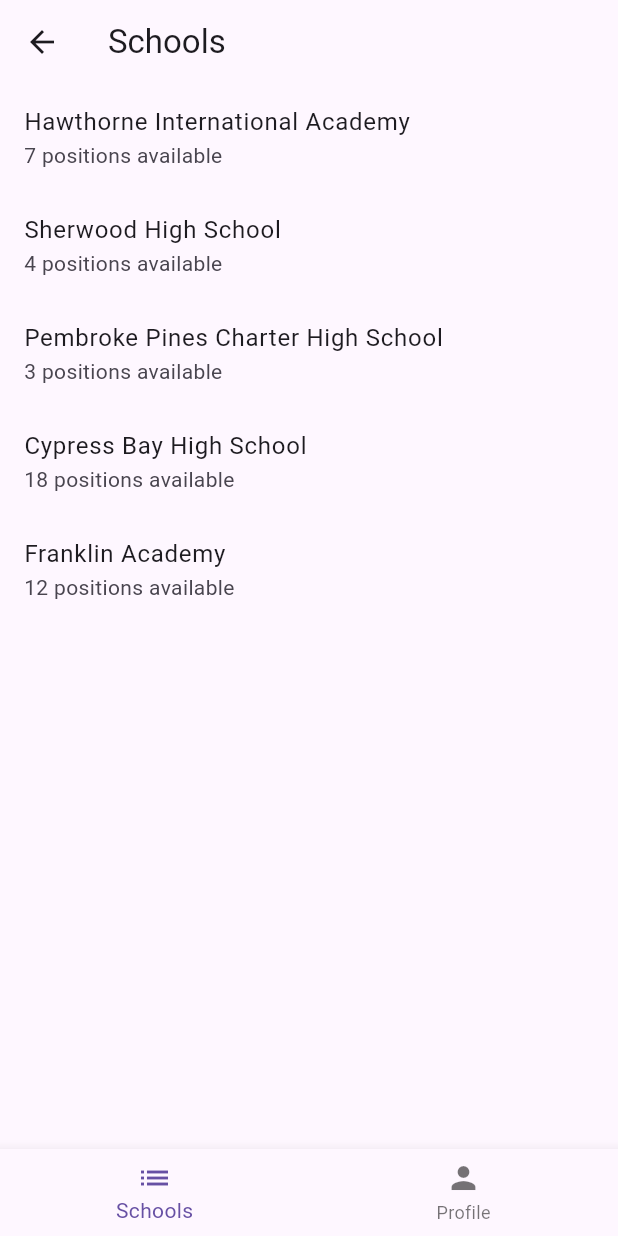
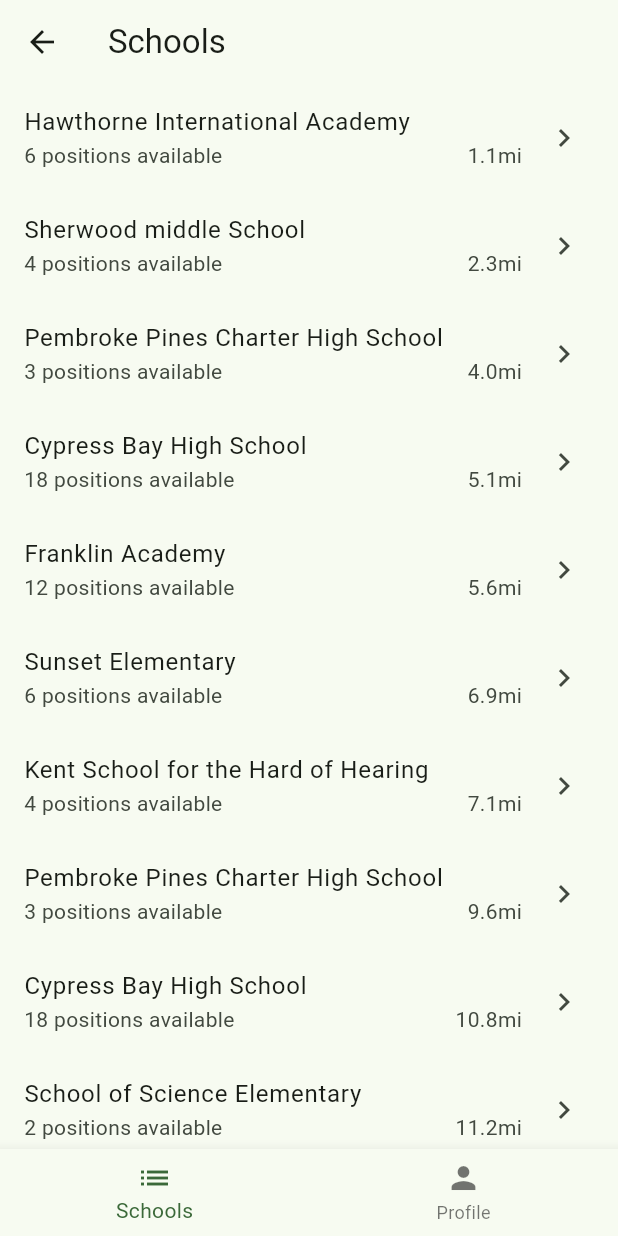
Before and after one commit to jyarala01/sub_app, a Flutter app: the SchoolListView screen opened by its route, on a phone screen of 412 x 824 dp. Run offline on Flutter 3.47's test engine with Material 3 defaults, Android fonts, the phone set to English and light mode, and no system bars.

Commit message:
Improved UI. Added color. Fixed overflow error. Removed landspace view.

```diff
--- a/lib/main.dart
+++ b/lib/main.dart
@@ -1,11 +1,12 @@
 import 'package:flutter/material.dart';
 
+// main flutter function
 void main() {
   runApp(SubTeacherApp());
 }
 
 Map<String, WidgetBuilder> appRoutes = {
-  '/': (context) =>SignUpView(),
+  '/': (context) => SignUpView(),
   '''
 /more_info''': (context) => MoreInfoView(),
   '/thank_you': (context) => ThankYouView(),
@@ -14,13 +15,12 @@ Map<String, WidgetBuilder> appRoutes = {
   '/profile': (context) => ProfileView(),
 };
 
-
 class SubTeacherApp extends StatelessWidget {
   @override
   Widget build(BuildContext context) {
     return MaterialApp(
       debugShowCheckedModeBanner: false,
-      theme: ThemeData(primarySwatch: Colors.green),
+      theme: ThemeData(colorScheme: ColorScheme.fromSeed(seedColor: Colors.green)),
       initialRoute: '/',
       routes: appRoutes,
     );
@@ -31,27 +31,34 @@ class SignUpView extends StatelessWidget {
   @override
   Widget build(BuildContext context) {
     return Scaffold(
+      resizeToAvoidBottomInset: false,
       appBar: AppBar(title: Text('Create Account')),
       body: Padding(
         padding: const EdgeInsets.all(16.0),
         child: Column(
           crossAxisAlignment: CrossAxisAlignment.stretch,
           children: [
-            TextField(decoration: InputDecoration(labelText: 'Full Name!')),
-            TextField(decoration: InputDecoration(labelText: 'Date of Birth')),
-            TextField(decoration: InputDecoration(labelText: 'Email Address')),
+            TextField(decoration: InputDecoration(labelText: 'Full Name', border: OutlineInputBorder())),
+            SizedBox(height: 4.0),
+            TextField(decoration: InputDecoration(labelText: 'Date of Birth', border: OutlineInputBorder())),
+            SizedBox(height: 4.0),
+            TextField(decoration: InputDecoration(labelText: 'Email Address', border: OutlineInputBorder())),
+            SizedBox(height: 4.0),
             TextField(
-              decoration: InputDecoration(labelText: 'Password'),
+              decoration: InputDecoration(labelText: 'Password', border: OutlineInputBorder()),
               obscureText: true,
             ),
+            SizedBox(height: 4.0),
             TextField(
-              decoration: InputDecoration(labelText: 'Confirm Password'),
+              decoration: InputDecoration(labelText: 'Confirm Password', border: OutlineInputBorder()),
               obscureText: true,
             ),
             SizedBox(height: 20),
-            ElevatedButton(
+            FilledButton.icon(
               onPressed: () => Navigator.pushNamed(context, '/more_info'),
-              child: Text('Create Account'),
+              label: Text('Create Account'),
+              // icons for filled buttons filledbutton.icon or .tonal (less emphasized)
+              icon: Icon(Icons.person),
             ),
             TextButton(
               onPressed: () => Navigator.pushNamed(context, '/login'),
@@ -68,6 +75,7 @@ class MoreInfoView extends StatelessWidget {
   @override
   Widget build(BuildContext context) {
     return Scaffold(
+      resizeToAvoidBottomInset: false,
       appBar: AppBar(title: Text('Additional Information')),
       body: Padding(
         padding: const EdgeInsets.all(16.0),
@@ -79,11 +87,11 @@ class MoreInfoView extends StatelessWidget {
               textAlign: TextAlign.center,
             ),
             SizedBox(height: 20),
-            ElevatedButton(onPressed: () {}, child: Text('Upload Highschool Certificate')),
-            ElevatedButton(onPressed: () {}, child: Text('Upload Background Check')),
-            ElevatedButton(onPressed: () {}, child: Text('Upload Drivers License')),
+            FilledButton(onPressed: () {}, child: Text('Upload Highschool Certificate')),
+            FilledButton(onPressed: () {}, child: Text('Upload Background Check')),
+            FilledButton(onPressed: () {}, child: Text('Upload Drivers License')),
             SizedBox(height: 20),
-            ElevatedButton(
+            FilledButton(
               onPressed: () => Navigator.pushNamed(context, '/thank_you'),
               child: Text('Submit Documents'),
             ),
@@ -135,7 +143,7 @@ class LoginView extends StatelessWidget {
               obscureText: true,
             ),
             SizedBox(height: 20),
-            ElevatedButton(
+            FilledButton(
               onPressed: () => Navigator.pushNamed(context, '/school_list'),
               child: Text('Log In'),
             ),
@@ -154,19 +162,52 @@ class LoginView extends StatelessWidget {
   }
 }
 
+final schools = [
+  School(title: 'Hawthorne International Academy', subtitle: '6 positions available', distance: "1.1mi"),
+  School(title: 'Sherwood middle School', subtitle: '4 positions available', distance: "2.3mi"),
+  School(title: 'Pembroke Pines Charter High School', subtitle: '3 positions available', distance: "4.0mi"),
+  School(title: 'Cypress Bay High School', subtitle: '18 positions available', distance: "5.1mi"),
+  School(title: 'Franklin Academy', subtitle: '12 positions available', distance: "5.6mi"),
+  School(title: 'Sunset Elementary', subtitle: '6 positions available', distance: "6.9mi"),
+  School(title: 'Kent School for the Hard of Hearing', subtitle: '4 positions available', distance: "7.1mi"),
+  School(title: 'Pembroke Pines Charter High School', subtitle: '3 positions available', distance: "9.6mi"),
+  School(title: 'Cypress Bay High School', subtitle: '18 positions available', distance: "10.8mi"),
+  School(title: 'School of Science Elementary', subtitle: '2 positions available', distance: "11.2mi"),
+  School(title: 'American Heritage High School', subtitle: '1 position available', distance: "11.7mi"),
+  School(title: 'Summit Academy', subtitle: '5 position available', distance: "13.5mi")
+];
+
 class SchoolListView extends StatelessWidget {
   @override
   Widget build(BuildContext context) {
     return Scaffold(
       appBar: AppBar(title: Text('Schools')),
-      body: ListView(
-        children: [
-          ListTile(title: Text('Hawthorne International Academy'), subtitle: Text('7 positions available')),
-          ListTile(title: Text('Sherwood High School'), subtitle: Text('4 positions available')),
-          ListTile(title: Text('Pembroke Pines Charter High School'), subtitle: Text('3 positions available')),
-          ListTile(title: Text('Cypress Bay High School'), subtitle: Text('18 positions available')),
-          ListTile(title: Text('Franklin Academy'), subtitle: Text('12 positions available')),
-        ],
+      body: ListView.builder(
+        itemCount: schools.length,
+        itemBuilder: (context, index) {
+          final school = schools[index];
+          return ListTile(
+            title: Text(school.title),
+            subtitle: Row(
+              children: [
+                Text(school.subtitle),
+                Spacer(),
+                Text(school.distance),
+              ],
+            ),
+            trailing: Icon(Icons.chevron_right),
+            onTap: () {
+              Navigator.push(
+                context,
+                MaterialPageRoute(
+                  builder: (context) => SchoolPage(
+                    school: school,
+                  ),
+                ),
+              );
+            },
+          );
+        },
       ),
       bottomNavigationBar: BottomNavigationBar(
         items: [
@@ -206,3 +247,34 @@ class ProfileView extends StatelessWidget {
     );
   }
 }
+
+class School {
+  final String title;
+  final String subtitle;
+  final String distance;
+
+  School({
+    required this.title,
+    required this.subtitle,
+    required this.distance,
+  });
+}
+
+class SchoolPage extends StatelessWidget {
+  final School school;
+
+  const SchoolPage({
+    super.key,
+    required this.school,
+  });
+
+  @override
+  Widget build(BuildContext context) {
+    return Scaffold(
+      appBar: AppBar(),
+      body: Center(
+        child: Text(school.title),
+      ),
+    );
+  }
+}
```
Also changed, not shown: lib/main_test.dart (added), 2 other files.
